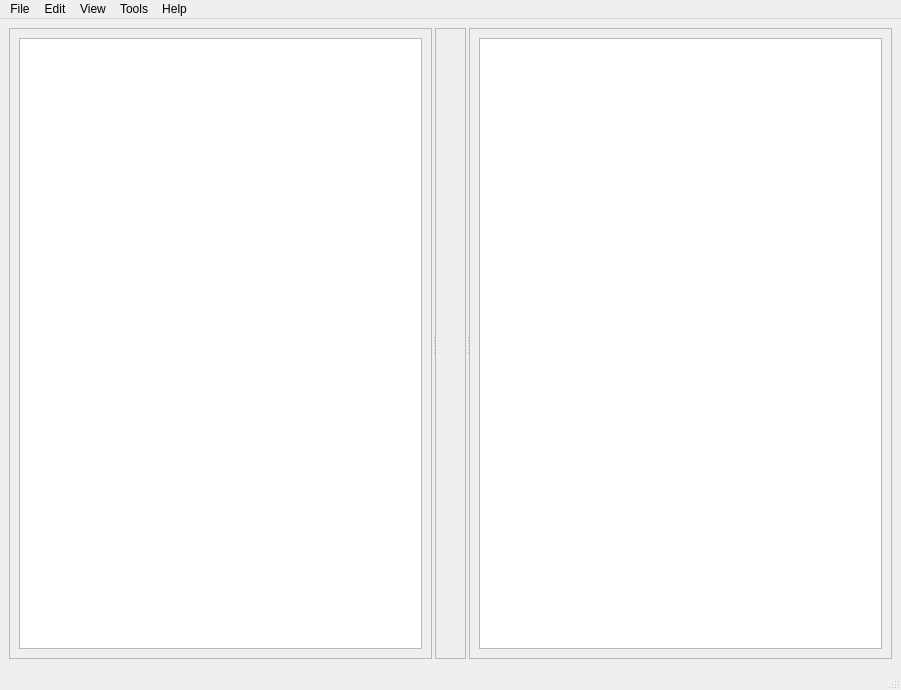
Above: gui/MainWindow.ui from CaptBerry/temp_x_research before the change. Below: the same form after it.
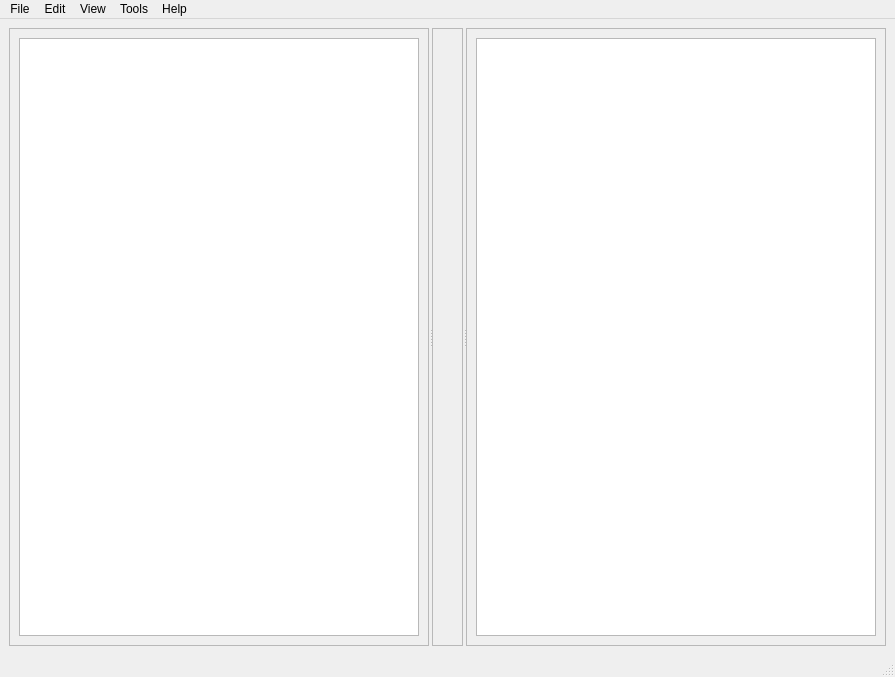
That is the form after the change.

The edit to the form file:
```diff
--- a/gui/MainWindow.ui
+++ b/gui/MainWindow.ui
@@ -6,8 +6,8 @@
    <rect>
     <x>0</x>
     <y>0</y>
-    <width>901</width>
-    <height>690</height>
+    <width>895</width>
+    <height>677</height>
    </rect>
   </property>
   <property name="windowTitle">
@@ -71,7 +71,7 @@
     <rect>
      <x>0</x>
      <y>0</y>
-     <width>901</width>
+     <width>895</width>
      <height>33</height>
     </rect>
    </property>
```
Left out of the diff: 34 changed lines with no effect on the pictures.
